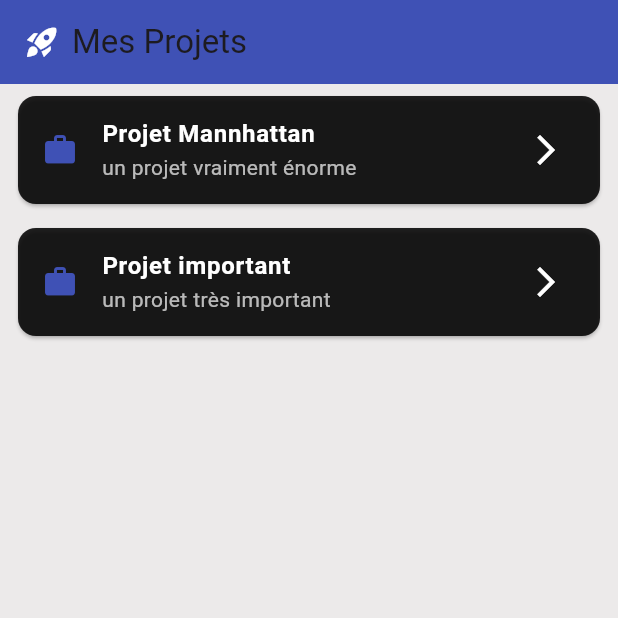
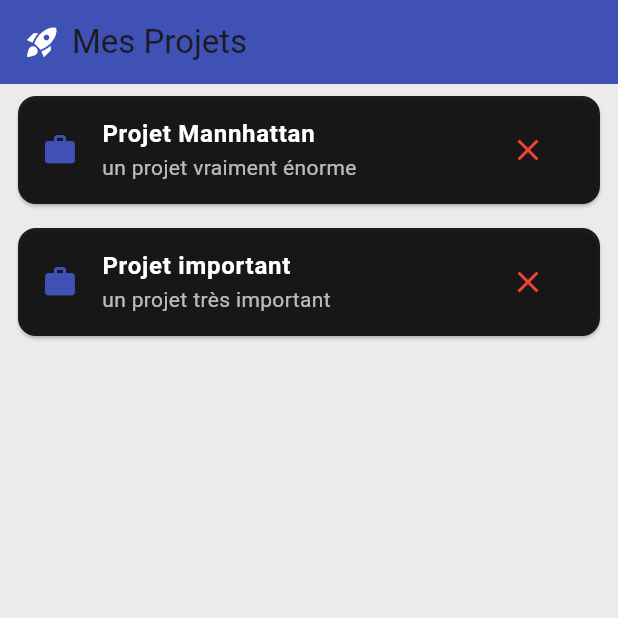
Before and after one commit to FloW1772/Decouverte-Flutter, a Flutter app: the screen it shows after launch, on a phone screen of 412 x 824 dp, the top half of it. Run offline on Flutter 3.47's test engine with Material 3 defaults, Android fonts, the phone set to English and light mode, and no system bars.

Commit message:
rajout de la suppresion des création de system

```diff
--- a/TP/statstp/lib/main.dart
+++ b/TP/statstp/lib/main.dart
@@ -85,7 +85,14 @@ class _HomePageState extends State<HomePage> {
               projet.desc,
               style: const TextStyle(color: Colors.white70),
             ),
-            trailing: const Icon(Icons.arrow_forward_ios, color: Colors.white),
+            trailing: IconButton(
+              icon: const Icon(Icons.close, color: Colors.red),
+              onPressed: () {
+                setState(() {
+                  _projets.removeAt(index);
+                });
+              },
+            ),
           ),
         );
       },
```
